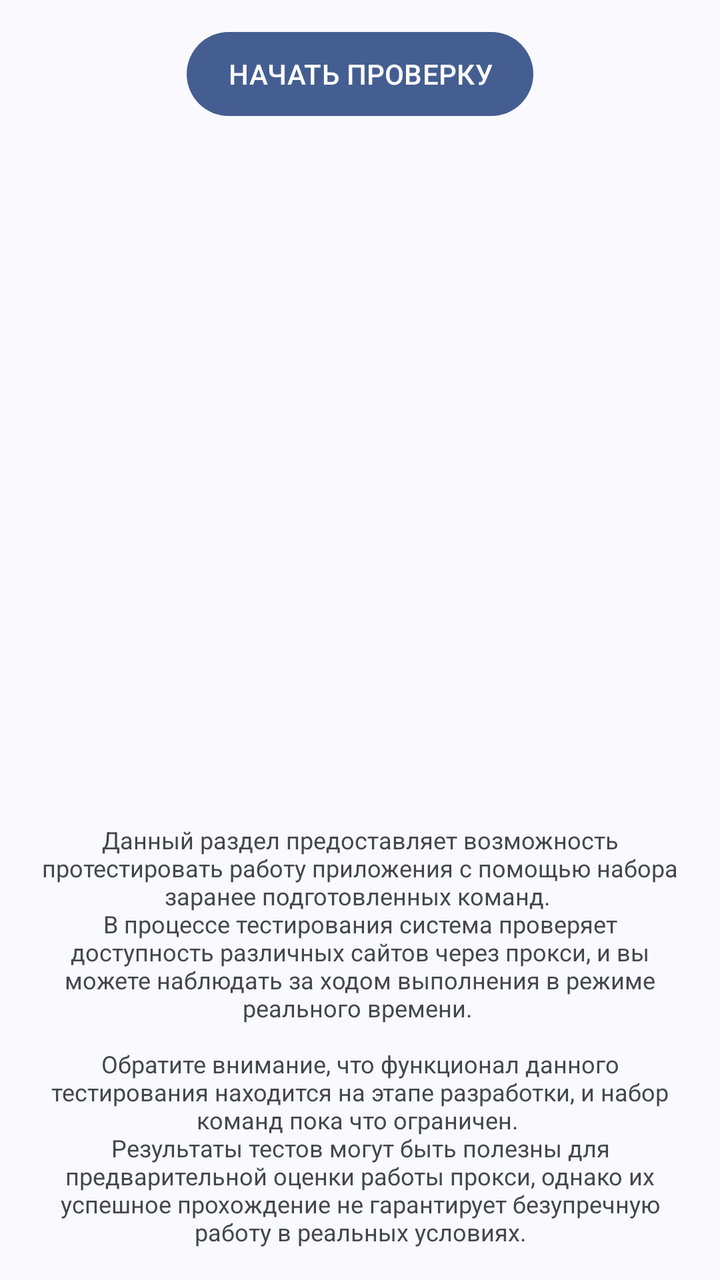
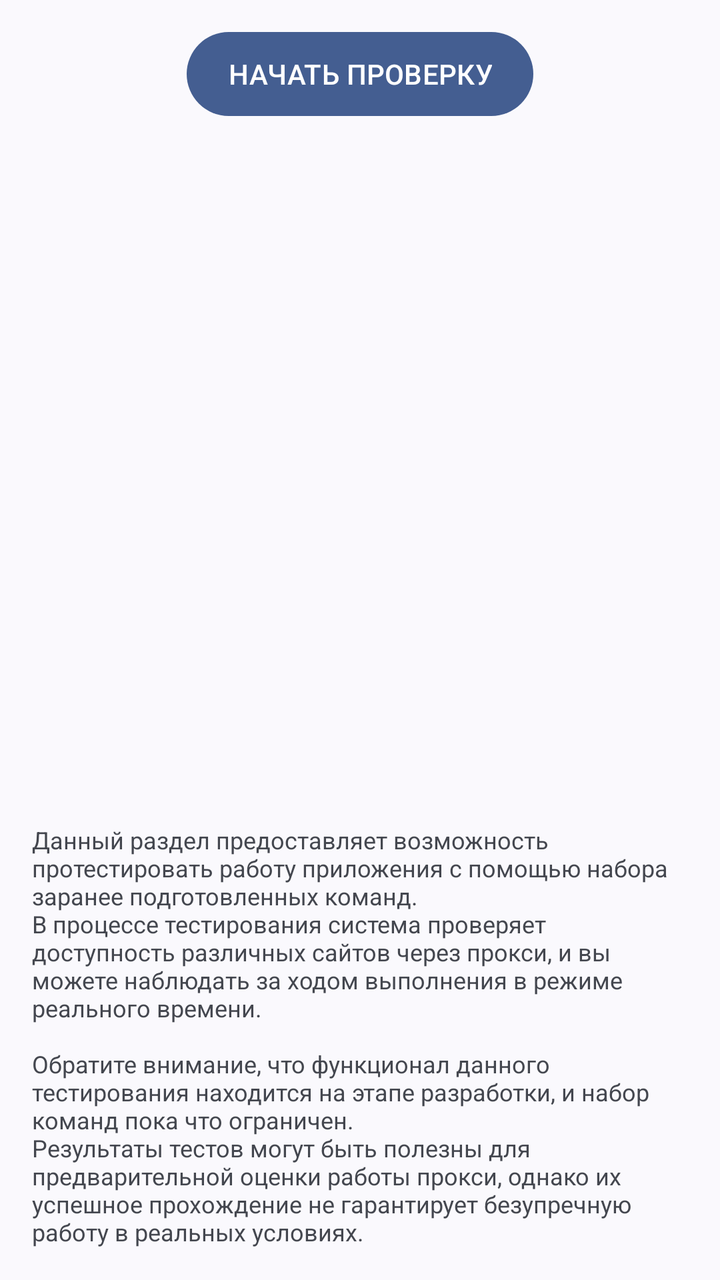

Compare the two renders of this Android layout. The source of the first and the diff that turns it into the second are given below.
<!-- AndroidManifest.xml: application theme Theme.ByeDPI -->
<!-- res/layout/activity_proxy_test.xml -->
<?xml version="1.0" encoding="utf-8"?>
<LinearLayout
    xmlns:android="http://schemas.android.com/apk/res/android"
    android:layout_width="match_parent"
    android:layout_height="match_parent"
    android:orientation="vertical">

    <LinearLayout
        android:layout_width="match_parent"
        android:layout_height="wrap_content"
        android:orientation="vertical"
        android:paddingTop="16dp"
        android:paddingBottom="12dp"
        android:background="?android:attr/colorBackground">

        <Button
            android:id="@+id/startStopButton"
            android:layout_width="wrap_content"
            android:layout_height="42dp"
            android:layout_gravity="center_horizontal"
            android:insetTop="0dp"
            android:insetBottom="0dp"
            android:paddingLeft="10pt"
            android:paddingRight="10pt"
            android:textAllCaps="true"
            android:text="@string/test_start" />

        <TextView
            android:id="@+id/progressTextView"
            android:layout_width="match_parent"
            android:layout_height="wrap_content"
            android:textAlignment="center"
            android:paddingTop="6dp"/>
    </LinearLayout>

    <androidx.recyclerview.widget.RecyclerView
        android:id="@+id/strategiesRecyclerView"
        android:layout_width="match_parent"
        android:layout_height="0dp"
        android:layout_weight="1"
        android:clipToPadding="false"
        android:paddingTop="0dp"
        android:paddingBottom="4dp" />

    <TextView
        android:id="@+id/disclaimerTextView"
        android:layout_width="match_parent"
        android:layout_height="wrap_content"
        android:padding="16dp"
        android:text="@string/test_disclaimer"
        android:textSize="12sp"
        android:textAlignment="center"/>

</LinearLayout>
<!-- resources referenced by this layout -->
<resources>
  <string name="test_disclaimer">
          Данный раздел предоставляет возможность протестировать работу приложения с помощью набора заранее подготовленных команд.
          \nВ процессе тестирования система проверяет доступность различных сайтов через прокси, и вы можете наблюдать за ходом выполнения в режиме реального времени.
          \n
          \nОбратите внимание, что функционал данного тестирования находится на этапе разработки, и набор команд пока что ограничен.
          \nРезультаты тестов могут быть полезны для предварительной оценки работы прокси, однако их успешное прохождение не гарантирует безупречную работу в реальных условиях.
      </string>
  <string name="test_start">Начать проверку</string>
  <style name="Theme.ByeDPI" parent="Theme.MaterialComponents.DayNight.DarkActionBar">
          <item name="colorPrimary">#5976DF</item>
          <item name="colorPrimaryVariant">#3C52A3</item>
          <item name="colorOnPrimary">#FFFFFF</item>
  
          <item name="colorSecondary">#5976DF</item>
          <item name="colorSecondaryVariant">#3C52A3</item>
          <item name="colorOnSecondary">#FFFFFF</item>
  
          <item name="android:statusBarColor">#3C52A3</item>
  
          <item name="colorSurface">#F5F5F5</item>
          <item name="colorOnSurface">#212121</item>
  
          <item name="materialCardViewStyle">@style/SmallShadowCard</item>
      </style>
  <style name="SmallShadowCard" parent="Widget.MaterialComponents.CardView">
          <item name="cardElevation">1dp</item>
      </style>
</resources>

<!-- the commit's change to res/layout/activity_proxy_test.xml (unified diff, before → after) -->
@@ -48,7 +48,6 @@
         android:layout_height="wrap_content"
         android:padding="16dp"
         android:text="@string/test_disclaimer"
-        android:textSize="12sp"
-        android:textAlignment="center"/>
+        android:textSize="12sp" />
 
 </LinearLayout>
